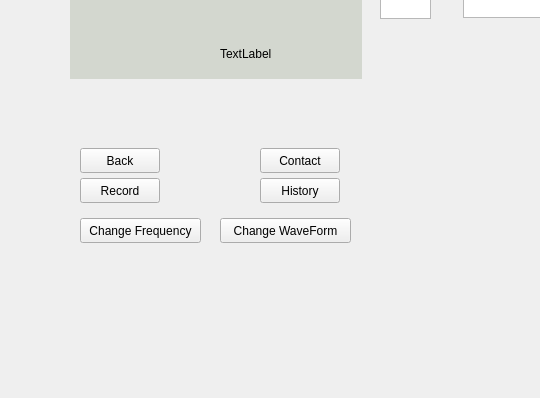
Old version of the form mainwindow.ui in the repository Hall-Andrew/CESDEVICE-3004FinalProject; both pictures show x 0 to 540 and y 202 to 600 of the 800 by 600 pixel window.
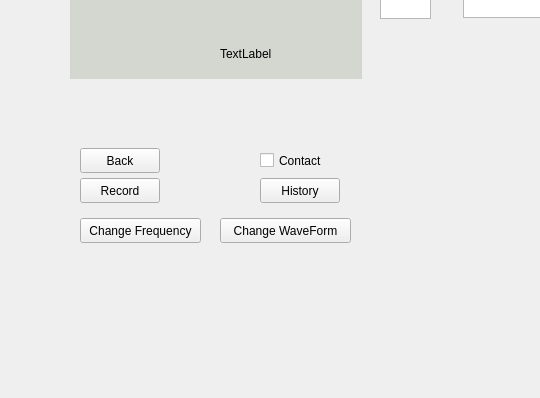
New version of the form. Icons and pictures are not drawn.

Commit message: Added contact button check.

```diff
--- a/mainwindow.ui
+++ b/mainwindow.ui
@@ -135,7 +135,7 @@
      <string/>
     </property>
    </widget>
-   <widget class="QPushButton" name="ContactButton">
+   <widget class="QCheckBox" name="ContactButton">
     <property name="geometry">
      <rect>
       <x>260</x>
```
The commit also changes 3 other files.
